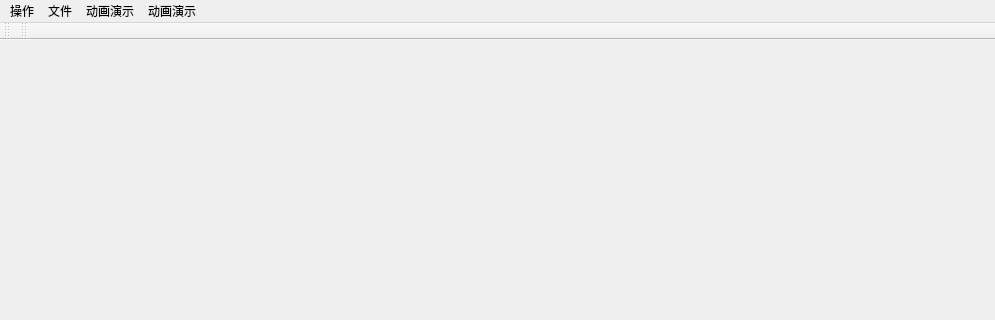
The window that lecp.ui (songzy12/largest_empty_convex_polygon) describes before a commit, drawn with Qt 5; both pictures show x 0 to 995 and y 0 to 320 of the 995 by 605 pixel window.
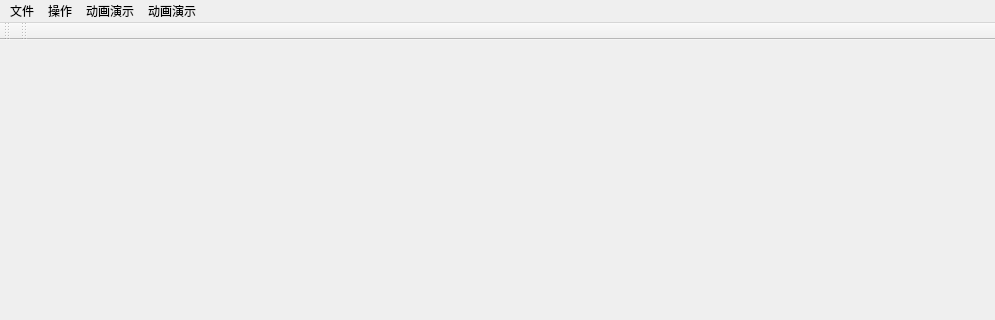
The same window after the commit. Icons and pictures are not drawn.

What changed in the file:
```diff
--- a/lecp.ui
+++ b/lecp.ui
@@ -124,8 +124,8 @@
      <string>重置</string>
     </property>
    </action>
-   <addaction name="menu"/>
    <addaction name="menu_2"/>
+   <addaction name="menu"/>
    <addaction name="menu_3"/>
    <addaction name="menu_show"/>
   </widget>
```
Left out of the diff: 6 changed lines with no effect on the pictures.
